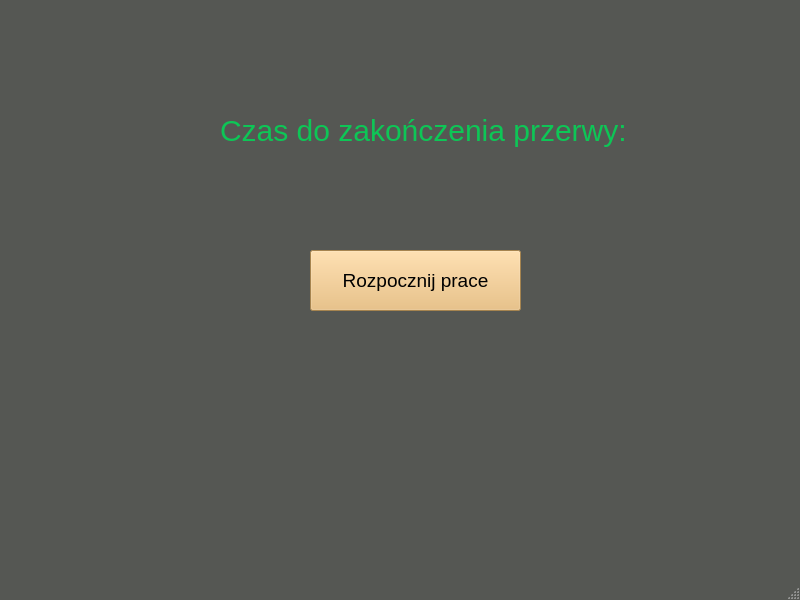
This is MainWindow.ui in vatrasar/makeBreak as Qt 5 draws it before an edit. The edited form follows.
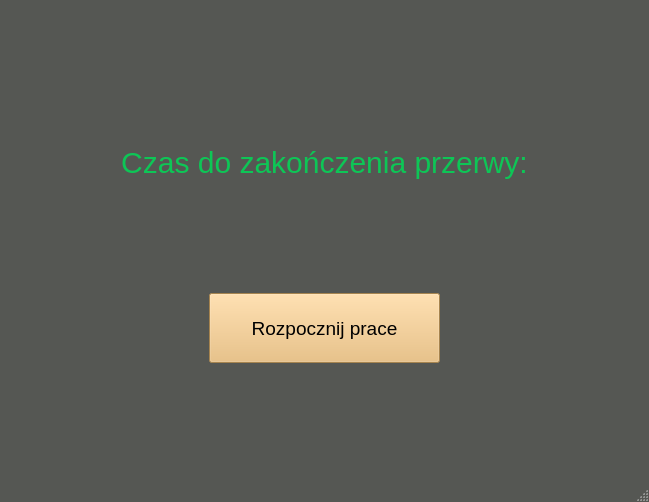
This is the edited form.

Commit message: better look layout

Patch:
```diff
--- a/MainWindow.ui
+++ b/MainWindow.ui
@@ -6,8 +6,8 @@
    <rect>
     <x>0</x>
     <y>0</y>
-    <width>800</width>
-    <height>600</height>
+    <width>649</width>
+    <height>502</height>
    </rect>
   </property>
   <property name="windowTitle">
@@ -38,32 +38,73 @@
    <property name="autoFillBackground">
     <bool>false</bool>
    </property>
-   <widget class="QPushButton" name="btnStartWork">
-    <property name="geometry">
-     <rect>
-      <x>310</x>
-      <y>250</y>
-      <width>211</width>
-      <height>61</height>
-     </rect>
-    </property>
-    <property name="text">
-     <string>Rozpocznij prace</string>
-    </property>
-   </widget>
-   <widget class="QLabel" name="labInfo">
-    <property name="geometry">
-     <rect>
-      <x>220</x>
-      <y>100</y>
-      <width>501</width>
-      <height>61</height>
-     </rect>
-    </property>
-    <property name="text">
-     <string>Czas do zakończenia przerwy:</string>
-    </property>
-   </widget>
+   <layout class="QVBoxLayout" name="verticalLayout">
+    <item>
+     <widget class="QLabel" name="labInfo">
+      <property name="sizePolicy">
+       <sizepolicy hsizetype="Preferred" vsizetype="Expanding">
+        <horstretch>0</horstretch>
+        <verstretch>3</verstretch>
+       </sizepolicy>
+      </property>
+      <property name="text">
+       <string>Czas do zakończenia przerwy:</string>
+      </property>
+      <property name="alignment">
+       <set>Qt::AlignBottom|Qt::AlignHCenter</set>
+      </property>
+     </widget>
+    </item>
+    <item>
+     <widget class="QWidget" name="verticalWidget" native="true">
+      <property name="sizePolicy">
+       <sizepolicy hsizetype="Preferred" vsizetype="Expanding">
+        <horstretch>0</horstretch>
+        <verstretch>5</verstretch>
+       </sizepolicy>
+      </property>
+      <property name="layoutDirection">
+       <enum>Qt::LeftToRight</enum>
+      </property>
+      <layout class="QVBoxLayout" name="verticalLayout_2">
+       <property name="leftMargin">
+        <number>200</number>
+       </property>
+       <property name="rightMargin">
+        <number>200</number>
+       </property>
+       <item>
+        <widget class="QPushButton" name="btnStartWork">
+         <property name="sizePolicy">
+          <sizepolicy hsizetype="Minimum" vsizetype="Preferred">
+           <horstretch>0</horstretch>
+           <verstretch>0</verstretch>
+          </sizepolicy>
+         </property>
+         <property name="maximumSize">
+          <size>
+           <width>16777215</width>
+           <height>70</height>
+          </size>
+         </property>
+         <property name="baseSize">
+          <size>
+           <width>0</width>
+           <height>0</height>
+          </size>
+         </property>
+         <property name="layoutDirection">
+          <enum>Qt::LeftToRight</enum>
+         </property>
+         <property name="text">
+          <string>Rozpocznij prace</string>
+         </property>
+        </widget>
+       </item>
+      </layout>
+     </widget>
+    </item>
+   </layout>
   </widget>
   <widget class="QStatusBar" name="statusbar"/>
  </widget>
```
The commit also changes 1 other file.
